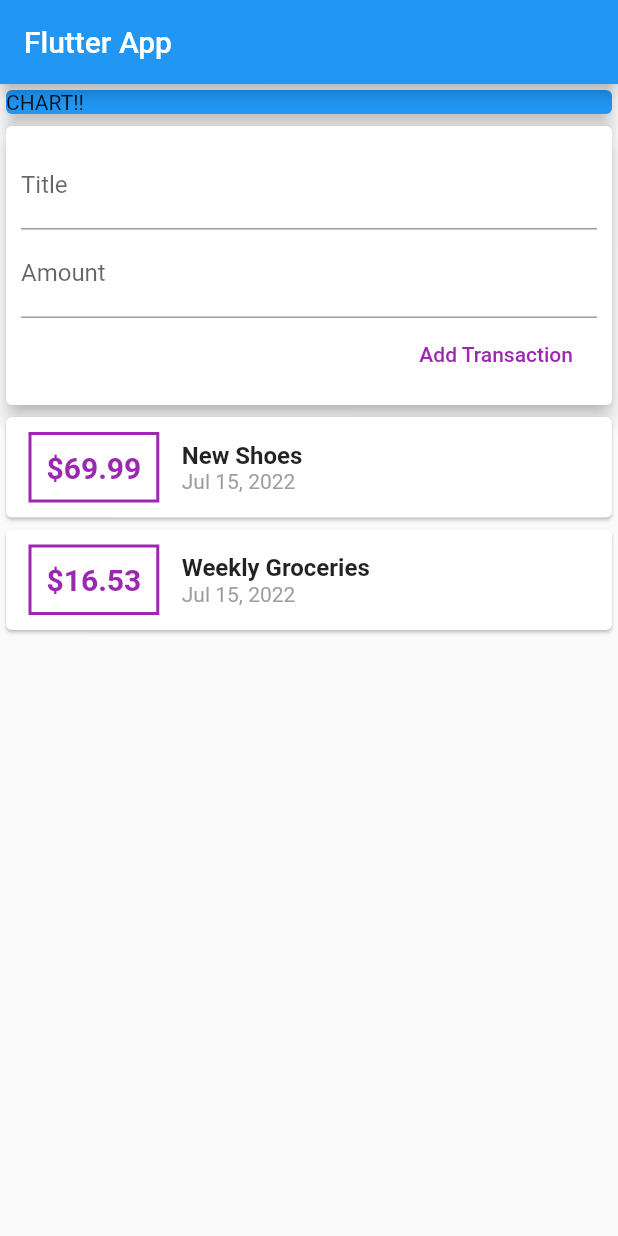
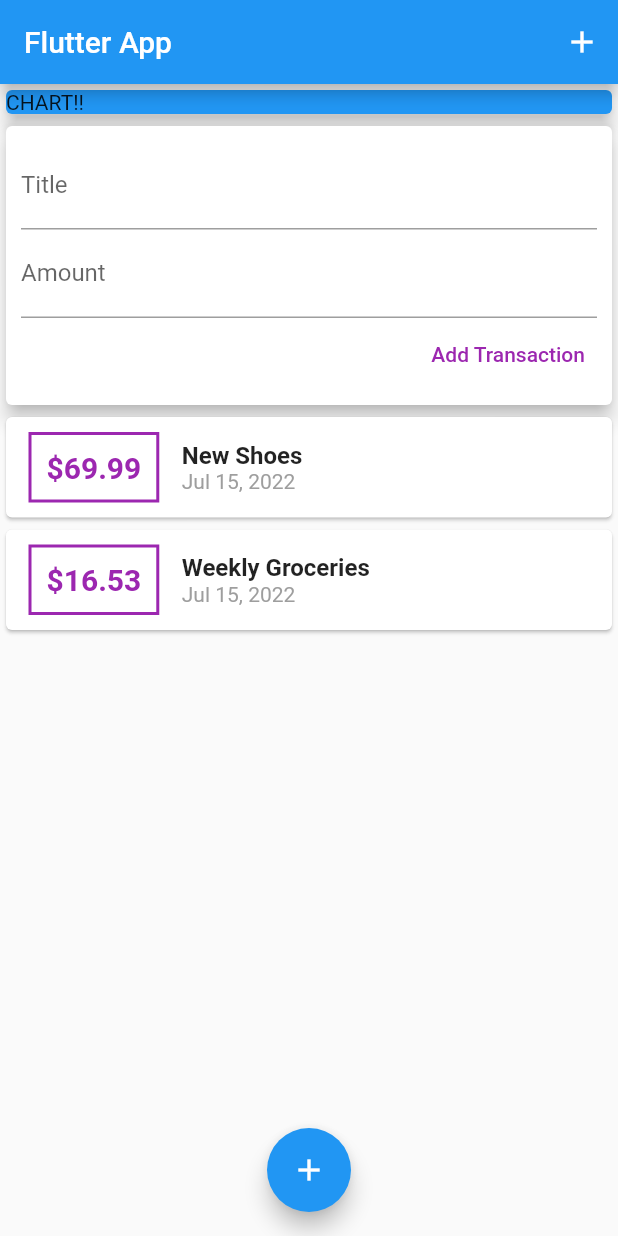
Before and after one commit to Wilbur-Webworx/personal_expenses_app, a Flutter app: the screen it shows after launch, after a tap on "Add Transaction", on a phone screen of 412 x 824 dp. Run offline on Flutter 3.47's test engine with Material 2 defaults, Android fonts, the phone set to English and light mode, and no system bars.

Commit message:
Refactor some code, 94. of the course

```diff
--- a/lib/main.dart
+++ b/lib/main.dart
@@ -17,18 +17,17 @@ class MyApp extends StatelessWidget {
 }
 
 class MyHomePage extends StatelessWidget {
-  // String titleInput;
-  // String amountInput;
-
-  // final titleController = TextEditingController();
-
-  // final amountController = TextEditingController();
-
   @override
   Widget build(BuildContext context) {
     return Scaffold(
       appBar: AppBar(
         title: Text('Flutter App'),
+        actions: <Widget>[
+          IconButton(
+            onPressed: () {},
+            icon: Icon(Icons.add),
+          )
+        ],
       ),
       body: SingleChildScrollView(
         child: Column(
@@ -49,6 +48,13 @@ class MyHomePage extends StatelessWidget {
           ],
         ),
       ),
+      floatingActionButtonLocation: FloatingActionButtonLocation.centerFloat,
+      floatingActionButton: FloatingActionButton(
+        child: Icon(
+          Icons.add,
+        ),
+        onPressed: () {},
+      ),
     );
   }
 }
--- a/lib/widgets/new_transaction.dart
+++ b/lib/widgets/new_transaction.dart
@@ -7,6 +7,20 @@ class NewTransaction extends StatelessWidget {
   final amountController = TextEditingController();
 
   NewTransaction(this.addTx);
+
+  void submitData() {
+    final enteredTitle = titleController.text;
+    final enteredAmount = double.parse(amountController.text);
+
+    if (enteredTitle == "" || enteredAmount <= 0) {
+      return;
+    }
+
+    addTx(
+      enteredTitle,
+      enteredAmount,
+    );
+  }
 
   @override
   Widget build(BuildContext context) {
@@ -19,33 +33,34 @@ class NewTransaction extends StatelessWidget {
           crossAxisAlignment: CrossAxisAlignment.end,
           children: <Widget>[
             TextField(
-              //First Text Field
+              //First Text Field(Title)
               decoration: InputDecoration(
                 labelText: 'Title',
               ),
               controller: titleController,
+              onSubmitted: (val) => submitData(),
               // onChanged: (value) {
               //   titleInput = value;
               // },
             ),
             TextField(
-              // First Text Field
+              // Second Text Field(Amount)
               decoration: InputDecoration(
                 labelText: 'Amount',
               ),
               controller: amountController,
+              keyboardType: TextInputType.number,
+              onSubmitted: (val) => submitData(),
               // onChanged: (value) {
               //   amountInput = value;
               // },
             ),
-            FlatButton(
-              textColor: Colors.purple,
-              onPressed: () {
-                addTx(
-                  titleController.text,
-                  double.parse(amountController.text),
-                );
-              },
+            TextButton(
+              // textColor: Colors.purple,
+              style: TextButton.styleFrom(
+                primary: Colors.purple,
+              ),
+              onPressed: submitData,
               child: Text("Add Transaction"),
             )
           ],
```
